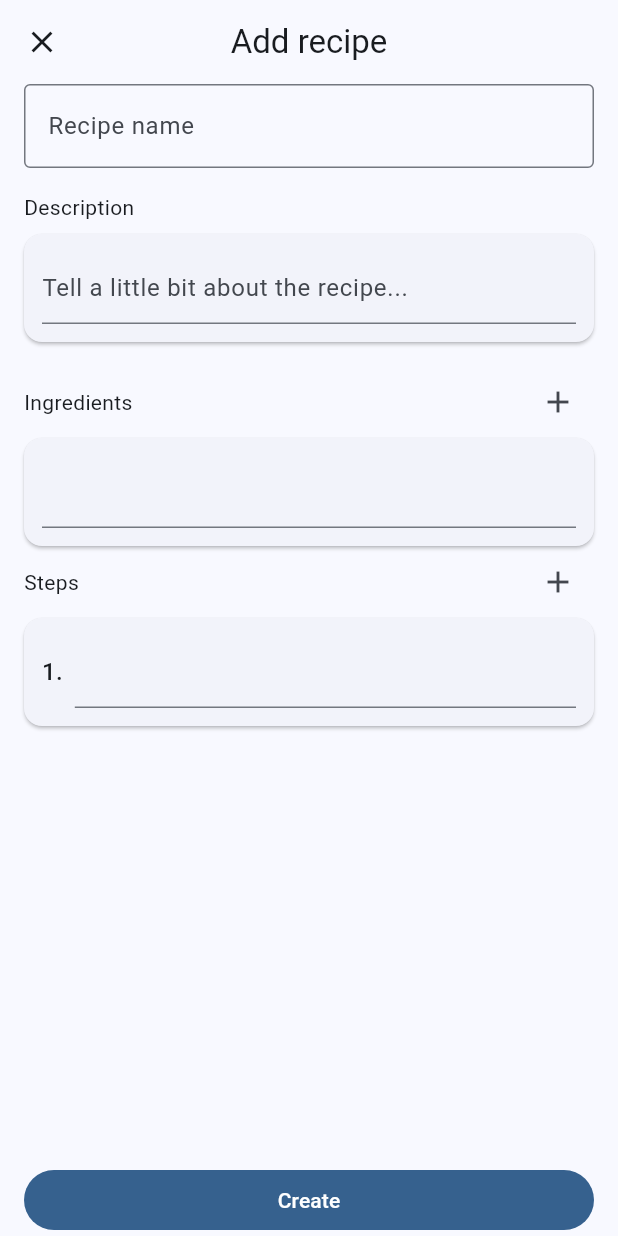
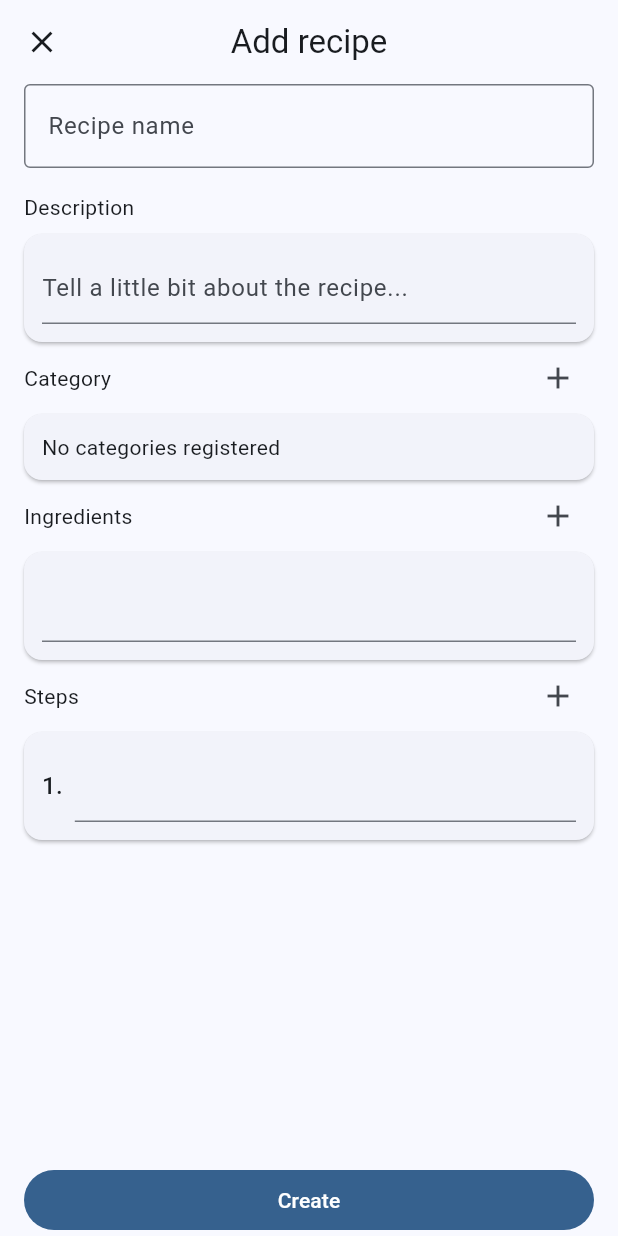
Before and after one commit to otavioassis-git/recipe_it, a Flutter app: the screen it shows after launch, after a tap on the "add" icon, on a phone screen of 412 x 824 dp. Run offline on Flutter 3.47's test engine with Material 3 defaults, Android fonts, the phone set to English and light mode, and no system bars; our stand-ins replace shared_preferences, sqflite; accounts and stored records are empty.

Commit message:
feat: adding initial category section

```diff
--- a/lib/pages/add_recipe/add_recipe.dart
+++ b/lib/pages/add_recipe/add_recipe.dart
@@ -1,5 +1,6 @@
 import 'package:flutter/material.dart';
 import 'package:recipe_it/l10n/app_localizations.dart';
+import 'package:recipe_it/models/category_model.dart';
 import 'package:recipe_it/models/recipe_model.dart';
 import 'package:recipe_it/services/database_service.dart';
 
@@ -16,6 +17,7 @@ class _AddRecipeState extends State<AddRecipe> {
   late TextEditingController descriptionController;
   final List<TextEditingController> ingredientsControllers = [];
   final List<TextEditingController> stepsControllers = [];
+  final List<int?> categoryIds = [];
 
   @override
   void initState() {
@@ -64,22 +66,17 @@ class _AddRecipeState extends State<AddRecipe> {
             child: Column(
               crossAxisAlignment: CrossAxisAlignment.start,
               children: [
-                TextFormField(
-                  controller: nameController,
-                  decoration: InputDecoration(
-                    hintText: 'Recipe name',
-                    border: OutlineInputBorder(),
-                  ),
-                ),
+                NameSection(nameController: nameController),
                 const SizedBox(height: 16),
                 DescriptionSection(
                   descriptionController: descriptionController,
                 ),
-                const SizedBox(height: 16),
+                CategorySection(categoryIds: categoryIds),
                 IngredientsSection(
                   ingredientsControllers: ingredientsControllers,
                 ),
                 StepsSection(stepsControllers: stepsControllers),
+                SizedBox(height: 16),
               ],
             ),
           ),
@@ -189,6 +186,23 @@ class _AddRecipeState extends State<AddRecipe> {
   }
 }
 
+class NameSection extends StatelessWidget {
+  const NameSection({super.key, required this.nameController});
+
+  final TextEditingController nameController;
+
+  @override
+  Widget build(BuildContext context) {
+    return TextFormField(
+      controller: nameController,
+      decoration: InputDecoration(
+        hintText: 'Recipe name',
+        border: OutlineInputBorder(),
+      ),
+    );
+  }
+}
+
 class DescriptionSection extends StatelessWidget {
   const DescriptionSection({super.key, required this.descriptionController});
 
@@ -211,6 +225,68 @@ class DescriptionSection extends StatelessWidget {
               decoration: InputDecoration(
                 hintText: 'Tell a little bit about the recipe...',
               ),
+            ),
+          ),
+        ),
+      ],
+    );
+  }
+}
+
+class CategorySection extends StatefulWidget {
+  const CategorySection({super.key, required this.categoryIds});
+
+  final List<int?> categoryIds;
+
+  @override
+  State<CategorySection> createState() => CategorySectionState();
+}
+
+class CategorySectionState extends State<CategorySection> {
+  final DatabaseService databaseService = DatabaseService.instance;
+
+  @override
+  Widget build(BuildContext context) {
+    return Column(
+      children: [
+        Row(
+          mainAxisAlignment: MainAxisAlignment.spaceBetween,
+          children: [
+            Text('Category'),
+            IconButton(onPressed: () {}, icon: const Icon(Icons.add)),
+          ],
+        ),
+        Card(
+          margin: const EdgeInsets.all(0),
+          child: Padding(
+            padding: EdgeInsets.all(12.0),
+            child: FutureBuilder(
+              future: databaseService.getAllCategories(),
+              builder: (context, snapshot) {
+                if (snapshot.hasData && snapshot.data!.isNotEmpty) {
+                  final categories = snapshot.data as List<Category>;
+
+                  return DropdownButton(
+                    items: categories.map((e) {
+                      return DropdownMenuItem(value: e.id, child: Text(e.name));
+                    }).toList(),
+                    onChanged: (value) {
+                      setState(() {
+                        if (widget.categoryIds.isNotEmpty) {
+                          widget.categoryIds.clear();
+                        }
+                        widget.categoryIds.add(value);
+                      });
+                    },
+                  );
+                } else if (snapshot.hasData && snapshot.data!.isEmpty) {
+                  return SizedBox(
+                    width: double.infinity,
+                    child: Text('No categories registered'),
+                  );
+                }
+                return const Center(child: CircularProgressIndicator());
+              },
             ),
           ),
         ),
@@ -260,7 +336,6 @@ class _IngredientsSectionState extends State<IngredientsSection> {
                       Expanded(
                         child: TextFormField(
                           controller: widget.ingredientsControllers[i],
-                          maxLines: null,
                         ),
                       ),
                       if (widget.ingredientsControllers.length > 1)
@@ -293,6 +368,35 @@ class StepsSection extends StatefulWidget {
 }
 
 class _StepsSectionState extends State<StepsSection> {
+  final List<FocusNode> focusNodes = [];
+  final List<bool> isFocused = [];
+  bool isKeyboardUp = false;
+
+  @override
+  void initState() {
+    focusNodes.add(FocusNode());
+    isFocused.add(false);
+    focusNodes[0].addListener(() => _onFocusChange(0));
+    super.initState();
+  }
+
+  @override
+  void dispose() {
+    for (int i = 0; i < focusNodes.length; i++) {
+      focusNodes[i].removeListener(() => _onFocusChange(i));
+      focusNodes[i].dispose();
+    }
+    super.dispose();
+  }
+
+  void _onFocusChange(int index) {
+    setState(() {
+      isFocused[index] = focusNodes[index].hasFocus;
+      isKeyboardUp = isFocused.any((e) => e);
+      print('changing focus on $index: $isKeyboardUp');
+    });
+  }
+
   @override
   Widget build(BuildContext context) {
     final theme = Theme.of(context);
@@ -307,6 +411,11 @@ class _StepsSectionState extends State<StepsSection> {
               onPressed: () {
                 setState(() {
                   widget.stepsControllers.add(TextEditingController());
+                  focusNodes.add(FocusNode());
+                  isFocused.add(false);
+                  focusNodes[focusNodes.length - 1].addListener(
+                    () => _onFocusChange(focusNodes.length - 1),
+                  );
                 });
               },
               icon: Icon(Icons.add),
@@ -327,18 +436,29 @@ class _StepsSectionState extends State<StepsSection> {
                       const SizedBox(width: 8),
                       Expanded(
                         child: TextFormField(
+                          focusNode: focusNodes[i],
                           controller: widget.stepsControllers[i],
                           maxLines: null,
                         ),
                       ),
-                      if (widget.stepsControllers.length > 1)
+                      if (widget.stepsControllers.length > 1 || isKeyboardUp)
                         IconButton(
                           onPressed: () {
                             setState(() {
-                              widget.stepsControllers.removeAt(i);
+                              if (isFocused[i]) {
+                                focusNodes[i].unfocus();
+                              } else {
+                                widget.stepsControllers.removeAt(i);
+                                focusNodes[i].removeListener(
+                                  () => _onFocusChange(i),
+                                );
+                                focusNodes[i].dispose();
+                                focusNodes.removeAt(i);
+                                isFocused.removeAt(i);
+                              }
                             });
                           },
-                          icon: Icon(Icons.delete),
+                          icon: Icon(isFocused[i] ? Icons.check : Icons.delete),
                         ),
                     ],
                   ),
--- a/lib/pages/recipes_list/recipes_list.dart
+++ b/lib/pages/recipes_list/recipes_list.dart
@@ -24,7 +24,7 @@ class _RecipesListState extends State<RecipesList> {
     return FutureBuilder(
       future: databaseService.getAllCategorylessRecipes(),
       builder: (context, snapshot) {
-        if (snapshot.hasData) {
+        if (snapshot.hasData && snapshot.data!.isNotEmpty) {
           final recipes = snapshot.data as List<Recipe>;
           return ListView.builder(
             itemCount: recipes.length,
@@ -68,6 +68,8 @@ class _RecipesListState extends State<RecipesList> {
               );
             },
           );
+        } else if (snapshot.hasData && snapshot.data!.isEmpty) {
+          return const Center(child: Text('No recipes found'));
         } else if (snapshot.hasError) {
           return Text('Error: ${snapshot.error}');
         } else {
```
